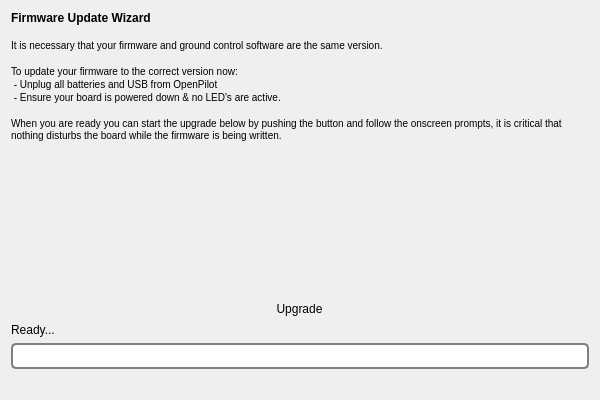
vooon/OpenPilot, file ground/openpilotgcs/src/plugins/setupwizard/pages/autoupdatepage.ui: the form before one commit.
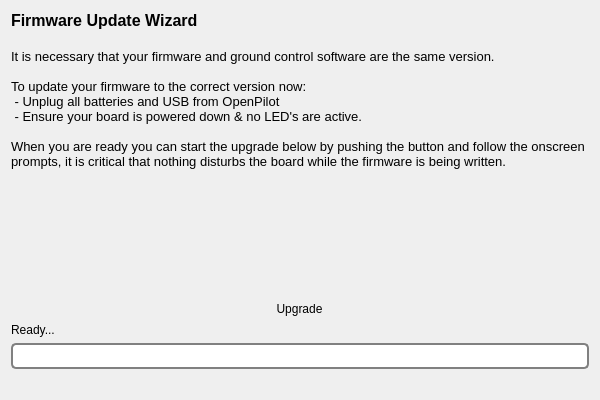
The form after the commit. Icons and pictures are not drawn.

Commit message: - changex from px to pt, some compile trouble on windows

The edit to the form file:
```diff
--- a/ground/openpilotgcs/src/plugins/setupwizard/pages/autoupdatepage.ui
+++ b/ground/openpilotgcs/src/plugins/setupwizard/pages/autoupdatepage.ui
@@ -20,16 +20,16 @@
       <string>&lt;!DOCTYPE HTML PUBLIC &quot;-//W3C//DTD HTML 4.0//EN&quot; &quot;http://www.w3.org/TR/REC-html40/strict.dtd&quot;&gt;
 &lt;html&gt;&lt;head&gt;&lt;meta name=&quot;qrichtext&quot; content=&quot;1&quot; /&gt;&lt;style type=&quot;text/css&quot;&gt;
 p, li { white-space: pre-wrap; }
-&lt;/style&gt;&lt;/head&gt;&lt;body style=&quot; font-family:'Lucida Grande'; font-size:13px; font-weight:400; font-style:normal;&quot;&gt;
-&lt;p style=&quot; margin-top:0px; margin-bottom:0px; margin-left:0px; margin-right:0px; -qt-block-indent:0; text-indent:0px;&quot;&gt;&lt;span style=&quot; font-family:'MS Shell Dlg 2'; font-size:12px; font-weight:600;&quot;&gt;Firmware Update Wizard&lt;/span&gt;&lt;/p&gt;
-&lt;p style=&quot;-qt-paragraph-type:empty; margin-top:0px; margin-bottom:0px; margin-left:0px; margin-right:0px; -qt-block-indent:0; text-indent:0px; font-family:'MS Shell Dlg 2'; font-size:12px; font-weight:600;&quot;&gt;&lt;br /&gt;&lt;/p&gt;
-&lt;p style=&quot; margin-top:0px; margin-bottom:0px; margin-left:0px; margin-right:0px; -qt-block-indent:0; text-indent:0px;&quot;&gt;&lt;span style=&quot; font-family:'MS Shell Dlg 2'; font-size:10px;&quot;&gt;It is necessary that your firmware and ground control software are the same version.&lt;/span&gt;&lt;/p&gt;
-&lt;p style=&quot;-qt-paragraph-type:empty; margin-top:0px; margin-bottom:0px; margin-left:0px; margin-right:0px; -qt-block-indent:0; text-indent:0px; font-family:'MS Shell Dlg 2'; font-size:10px;&quot;&gt;&lt;br /&gt;&lt;/p&gt;
-&lt;p style=&quot; margin-top:0px; margin-bottom:0px; margin-left:0px; margin-right:0px; -qt-block-indent:0; text-indent:0px;&quot;&gt;&lt;span style=&quot; font-family:'MS Shell Dlg 2'; font-size:10px;&quot;&gt;To update your firmware to the correct version now:&lt;/span&gt;&lt;/p&gt;
-&lt;p style=&quot; margin-top:0px; margin-bottom:0px; margin-left:0px; margin-right:0px; -qt-block-indent:0; text-indent:0px;&quot;&gt;&lt;span style=&quot; font-family:'MS Shell Dlg 2'; font-size:10px;&quot;&gt; - Unplug all batteries and USB from OpenPilot&lt;/span&gt;&lt;/p&gt;
-&lt;p style=&quot; margin-top:0px; margin-bottom:0px; margin-left:0px; margin-right:0px; -qt-block-indent:0; text-indent:0px;&quot;&gt;&lt;span style=&quot; font-family:'MS Shell Dlg 2'; font-size:10px;&quot;&gt; - Ensure your board is powered down &amp;amp; no LED's are active.&lt;/span&gt;&lt;/p&gt;
-&lt;p style=&quot;-qt-paragraph-type:empty; margin-top:0px; margin-bottom:0px; margin-left:0px; margin-right:0px; -qt-block-indent:0; text-indent:0px; font-family:'MS Shell Dlg 2'; font-size:10px;&quot;&gt;&lt;br /&gt;&lt;/p&gt;
-&lt;p style=&quot; margin-top:0px; margin-bottom:0px; margin-left:0px; margin-right:0px; -qt-block-indent:0; text-indent:0px;&quot;&gt;&lt;span style=&quot; font-family:'MS Shell Dlg 2'; font-size:10px;&quot;&gt;When you are ready you can start the upgrade below by pushing the button and follow the onscreen prompts, it is critical that nothing disturbs the board while the firmware is being written.&lt;/span&gt;&lt;/p&gt;&lt;/body&gt;&lt;/html&gt;</string>
+&lt;/style&gt;&lt;/head&gt;&lt;body style=&quot; font-family:'Lucida Grande'; font-size:13pt; font-weight:400; font-style:normal;&quot;&gt;
+&lt;p style=&quot; margin-top:0px; margin-bottom:0px; margin-left:0px; margin-right:0px; -qt-block-indent:0; text-indent:0px;&quot;&gt;&lt;span style=&quot; font-family:'MS Shell Dlg 2'; font-size:12pt; font-weight:600;&quot;&gt;Firmware Update Wizard&lt;/span&gt;&lt;/p&gt;
+&lt;p style=&quot;-qt-paragraph-type:empty; margin-top:0px; margin-bottom:0px; margin-left:0px; margin-right:0px; -qt-block-indent:0; text-indent:0px; font-family:'MS Shell Dlg 2'; font-size:12pt; font-weight:600;&quot;&gt;&lt;br /&gt;&lt;/p&gt;
+&lt;p style=&quot; margin-top:0px; margin-bottom:0px; margin-left:0px; margin-right:0px; -qt-block-indent:0; text-indent:0px;&quot;&gt;&lt;span style=&quot; font-family:'MS Shell Dlg 2'; font-size:10pt;&quot;&gt;It is necessary that your firmware and ground control software are the same version.&lt;/span&gt;&lt;/p&gt;
+&lt;p style=&quot;-qt-paragraph-type:empty; margin-top:0px; margin-bottom:0px; margin-left:0px; margin-right:0px; -qt-block-indent:0; text-indent:0px; font-family:'MS Shell Dlg 2'; font-size:10pt;&quot;&gt;&lt;br /&gt;&lt;/p&gt;
+&lt;p style=&quot; margin-top:0px; margin-bottom:0px; margin-left:0px; margin-right:0px; -qt-block-indent:0; text-indent:0px;&quot;&gt;&lt;span style=&quot; font-family:'MS Shell Dlg 2'; font-size:10pt;&quot;&gt;To update your firmware to the correct version now:&lt;/span&gt;&lt;/p&gt;
+&lt;p style=&quot; margin-top:0px; margin-bottom:0px; margin-left:0px; margin-right:0px; -qt-block-indent:0; text-indent:0px;&quot;&gt;&lt;span style=&quot; font-family:'MS Shell Dlg 2'; font-size:10pt;&quot;&gt; - Unplug all batteries and USB from OpenPilot&lt;/span&gt;&lt;/p&gt;
+&lt;p style=&quot; margin-top:0px; margin-bottom:0px; margin-left:0px; margin-right:0px; -qt-block-indent:0; text-indent:0px;&quot;&gt;&lt;span style=&quot; font-family:'MS Shell Dlg 2'; font-size:10pt;&quot;&gt; - Ensure your board is powered down &amp;amp; no LED's are active.&lt;/span&gt;&lt;/p&gt;
+&lt;p style=&quot;-qt-paragraph-type:empty; margin-top:0px; margin-bottom:0px; margin-left:0px; margin-right:0px; -qt-block-indent:0; text-indent:0px; font-family:'MS Shell Dlg 2'; font-size:10pt;&quot;&gt;&lt;br /&gt;&lt;/p&gt;
+&lt;p style=&quot; margin-top:0px; margin-bottom:0px; margin-left:0px; margin-right:0px; -qt-block-indent:0; text-indent:0px;&quot;&gt;&lt;span style=&quot; font-family:'MS Shell Dlg 2'; font-size:10pt;&quot;&gt;When you are ready you can start the upgrade below by pushing the button and follow the onscreen prompts, it is critical that nothing disturbs the board while the firmware is being written.&lt;/span&gt;&lt;/p&gt;&lt;/body&gt;&lt;/html&gt;</string>
      </property>
      <property name="alignment">
       <set>Qt::AlignLeading|Qt::AlignLeft|Qt::AlignTop</set>
```
